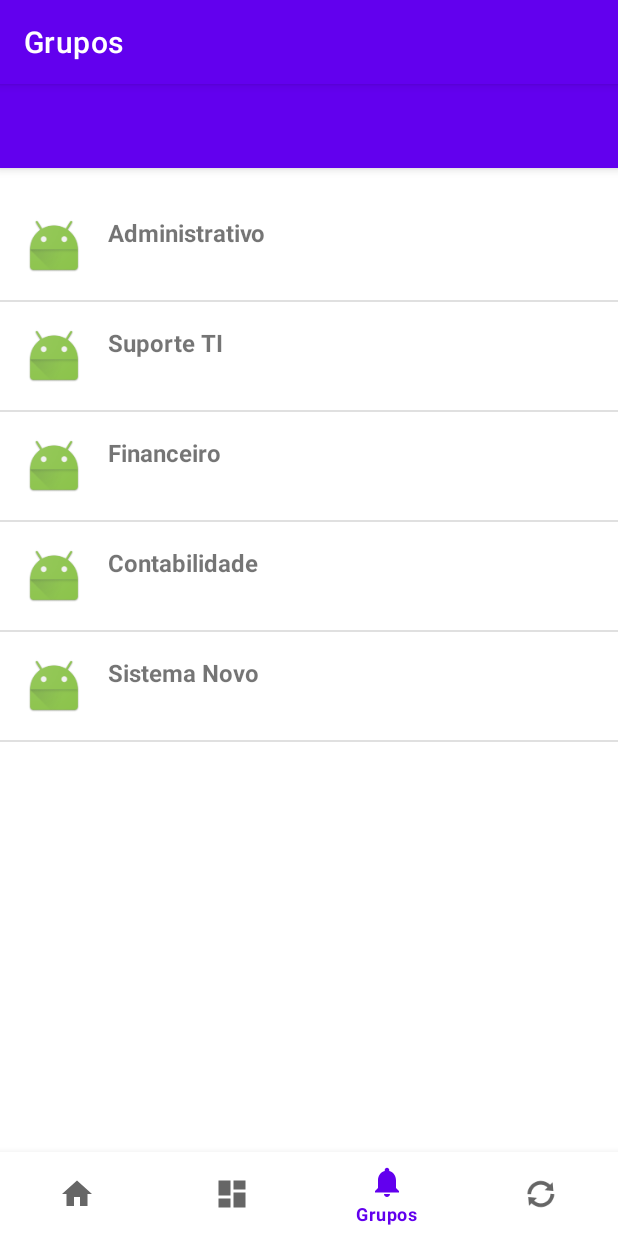
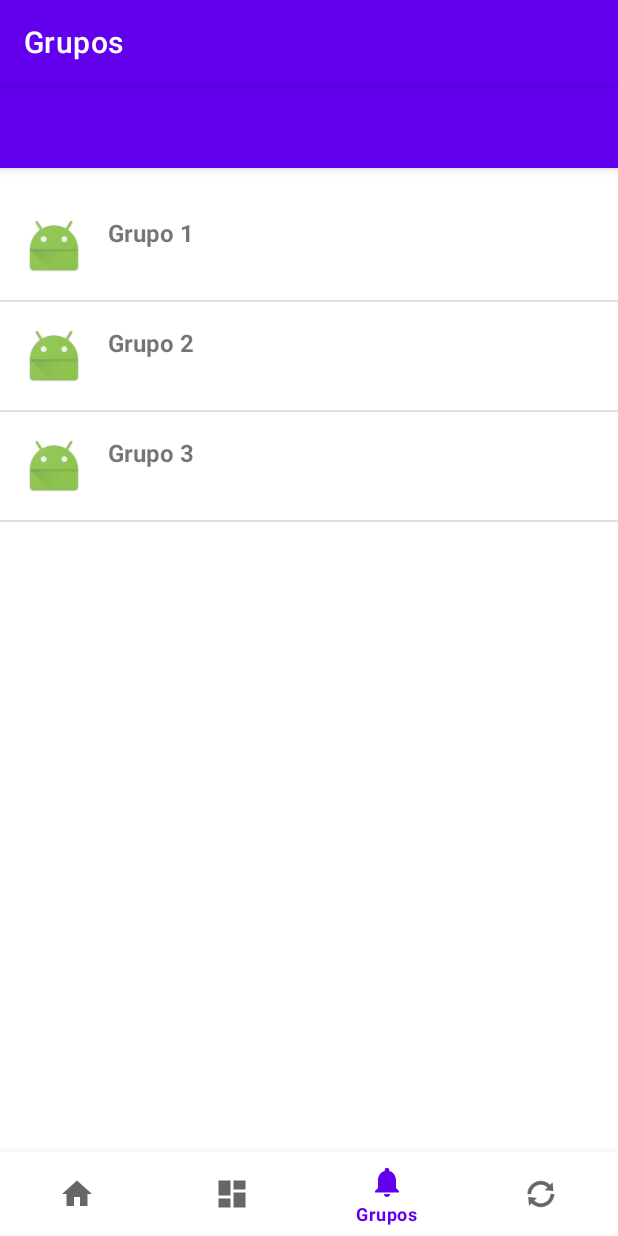
Before and after one commit to elderws/edialoga, an Android app: the NotificationsFragment screen opened through its navigation route, on a phone screen of 412 x 824 dp. Run offline under Robolectric (Android 15) with nearby library versions, the phone set to English and light mode, and no system bars; our stand-ins replace navigation-ui.

Commit message:
Alteracao das views.

```diff
--- a/app/build.gradle.kts
+++ b/app/build.gradle.kts
@@ -43,6 +43,8 @@ dependencies {
 
     implementation("androidx.recyclerview:recyclerview:1.2.1")
     implementation("androidx.cardview:cardview:1.0.0")
+    implementation ("com.squareup.retrofit2:retrofit:2.9.0")
+    implementation ("com.squareup.retrofit2:converter-gson:2.9.0")
     implementation(libs.androidx.core.ktx)
     implementation(libs.androidx.appcompat)
     implementation(libs.material)
--- a/app/src/main/java/com/overclock/edialoga/ui/notifications/GrupoAdapter.kt
+++ b/app/src/main/java/com/overclock/edialoga/ui/notifications/GrupoAdapter.kt
@@ -3,30 +3,29 @@ package com.overclock.edialoga.ui.notifications
 import android.view.LayoutInflater
 import android.view.View
 import android.view.ViewGroup
-import android.widget.ImageView
 import android.widget.TextView
 import androidx.recyclerview.widget.RecyclerView
 import com.overclock.edialoga.R
 
-class GrupoAdapter(private val grupos: List<Grupo>) : RecyclerView.Adapter<GrupoAdapter.GrupoViewHolder>() {
+class GrupoAdapter(private val grupos: List<String>) : RecyclerView.Adapter<GrupoAdapter.ViewHolder>() {
 
-    class GrupoViewHolder(itemView: View) : RecyclerView.ViewHolder(itemView) {
-        val avatar: ImageView = itemView.findViewById(R.id.imageAvatar)
-        val nomeGrupo: TextView = itemView.findViewById(R.id.textNomeGrupo)
+    override fun onCreateViewHolder(parent: ViewGroup, viewType: Int): ViewHolder {
+        val view = LayoutInflater.from(parent.context)
+            .inflate(R.layout.item_grupo, parent, false)
+        return ViewHolder(view)
     }
 
-    override fun onCreateViewHolder(parent: ViewGroup, viewType: Int): GrupoViewHolder {
-        val view = LayoutInflater.from(parent.context).inflate(R.layout.item_grupo, parent, false)
-        return GrupoViewHolder(view)
+    override fun onBindViewHolder(holder: ViewHolder, position: Int) {
+        holder.bind(grupos[position])
     }
 
-    override fun onBindViewHolder(holder: GrupoViewHolder, position: Int) {
-        val grupo = grupos[position]
-        holder.avatar.setImageResource(android.R.mipmap.sym_def_app_icon) // Imagem padrão
-        holder.nomeGrupo.text = grupo.nome
-    }
+    override fun getItemCount(): Int = grupos.size
 
-    override fun getItemCount(): Int {
-        return grupos.size
+    class ViewHolder(itemView: View) : RecyclerView.ViewHolder(itemView) {
+        private val textNomeGrupo: TextView = itemView.findViewById(R.id.textNomeGrupo)
+
+        fun bind(grupo: String) {
+            textNomeGrupo.text = grupo
+        }
     }
 }
--- a/app/src/main/java/com/overclock/edialoga/ui/notifications/NotificationsFragment.kt
+++ b/app/src/main/java/com/overclock/edialoga/ui/notifications/NotificationsFragment.kt
@@ -5,11 +5,15 @@ import android.view.LayoutInflater
 import android.view.View
 import android.view.ViewGroup
 import androidx.fragment.app.Fragment
+import androidx.fragment.app.viewModels
+import androidx.lifecycle.Observer
 import androidx.recyclerview.widget.LinearLayoutManager
 import androidx.recyclerview.widget.RecyclerView
 import com.overclock.edialoga.R
 
 class NotificationsFragment : Fragment() {
+
+    private val notificationsViewModel: NotificationsViewModel by viewModels()
 
     override fun onCreateView(
         inflater: LayoutInflater, container: ViewGroup?,
@@ -24,15 +28,9 @@ class NotificationsFragment : Fragment() {
         val recyclerView: RecyclerView = view.findViewById(R.id.recyclerViewGrupos)
         recyclerView.layoutManager = LinearLayoutManager(context)
 
-        val grupos = listOf(
-            Grupo("Administrativo"),
-            Grupo("Suporte TI"),
-            Grupo("Financeiro"),
-            Grupo("Contabilidade"),
-            Grupo("Sistema Novo")
-        )
-
-        val adapter = GrupoAdapter(grupos)
-        recyclerView.adapter = adapter
+        notificationsViewModel.grupos.observe(viewLifecycleOwner, Observer { grupos ->
+            val adapter = GrupoAdapter(grupos)
+            recyclerView.adapter = adapter
+        })
     }
 }
--- a/app/src/main/java/com/overclock/edialoga/ui/notifications/NotificationsViewModel.kt
+++ b/app/src/main/java/com/overclock/edialoga/ui/notifications/NotificationsViewModel.kt
@@ -6,8 +6,11 @@ import androidx.lifecycle.ViewModel
 
 class NotificationsViewModel : ViewModel() {
 
-    private val _text = MutableLiveData<String>().apply {
-        value = "This is notifications Fragment"
+    private val _grupos = MutableLiveData<List<String>>() // Supondo que seja uma lista de Strings
+    val grupos: LiveData<List<String>> = _grupos
+
+    init {
+        // Inicialize a lista de grupos com dados de exemplo ou faça uma chamada de API
+        _grupos.value = listOf("Grupo 1", "Grupo 2", "Grupo 3")
     }
-    val text: LiveData<String> = _text
 }
```
